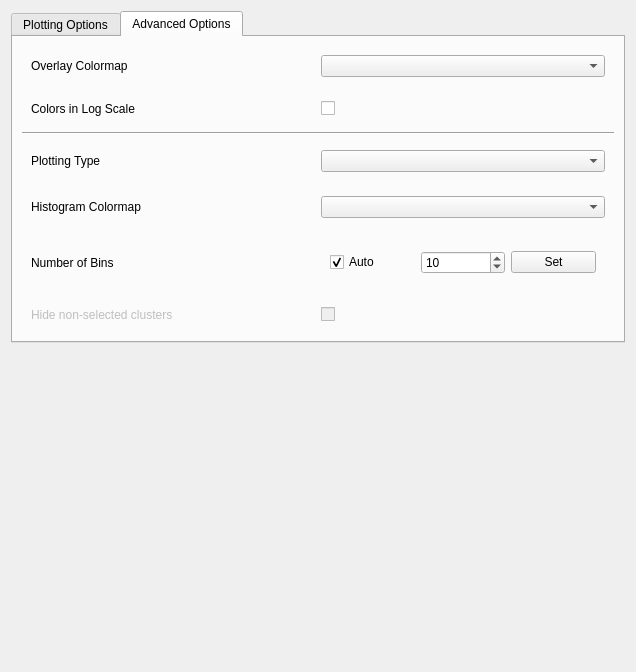
This is src/napari_clusters_plotter/plotter_inputs.ui in BiAPoL/napari-clusters-plotter as Qt 5 draws it before an edit. The edited form follows.
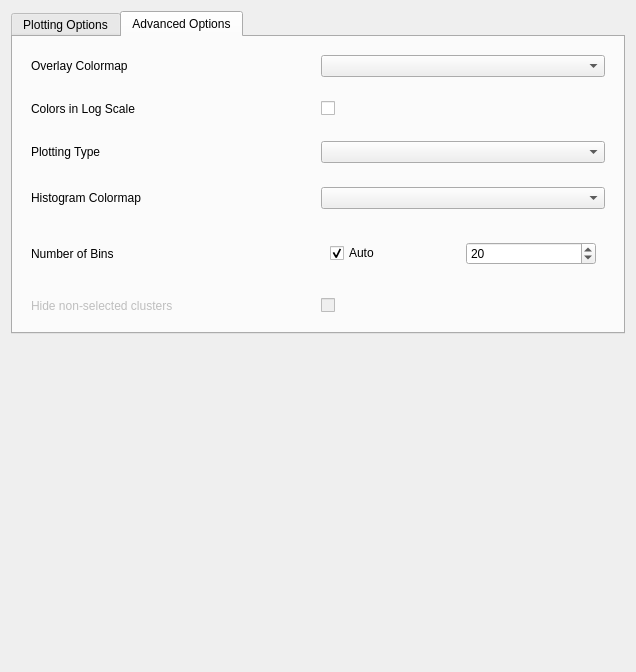
This is the edited form. The open tabs and pages were chosen to show the change.

Commit message: Remove "Set" PushButton (bins are automatically updated upon changing bins SpinBox

What changed in the file:
```diff
--- a/src/napari_clusters_plotter/plotter_inputs.ui
+++ b/src/napari_clusters_plotter/plotter_inputs.ui
@@ -23,7 +23,7 @@
       </sizepolicy>
      </property>
      <property name="currentIndex">
-      <number>1</number>
+      <number>0</number>
      </property>
      <widget class="QWidget" name="plotting_options">
       <attribute name="title">
@@ -84,7 +84,7 @@
        <string>Advanced Options</string>
       </attribute>
       <layout class="QGridLayout" name="gridLayout_3">
-       <item row="3" column="0" colspan="4">
+       <item row="3" column="0" colspan="2">
         <widget class="QWidget" name="log_scale_container" native="true">
          <property name="enabled">
           <bool>true</bool>
@@ -116,7 +116,7 @@
          </layout>
         </widget>
        </item>
-       <item row="5" column="0" colspan="4">
+       <item row="4" column="0" colspan="2">
         <widget class="QWidget" name="plotting_type_container" native="true">
          <layout class="QGridLayout" name="gridLayout">
           <item row="0" column="1">
@@ -139,7 +139,7 @@
          </layout>
         </widget>
        </item>
-       <item row="2" column="0" colspan="4">
+       <item row="2" column="0" colspan="2">
         <widget class="QWidget" name="overlay_cmap_container" native="true">
          <layout class="QGridLayout" name="gridLayout_6">
           <item row="1" column="1">
@@ -159,7 +159,7 @@
          </layout>
         </widget>
        </item>
-       <item row="7" column="0" colspan="4">
+       <item row="6" column="0" colspan="2">
         <widget class="QWidget" name="bins_settings_container" native="true">
          <property name="enabled">
           <bool>true</bool>
@@ -200,20 +200,10 @@
                 <number>1</number>
                </property>
                <property name="maximum">
-                <number>1000</number>
+                <number>10000</number>
                </property>
                <property name="value">
-                <number>10</number>
-               </property>
-              </widget>
-             </item>
-             <item>
-              <widget class="QPushButton" name="set_bins_button">
-               <property name="enabled">
-                <bool>true</bool>
-               </property>
-               <property name="text">
-                <string>Set</string>
+                <number>20</number>
                </property>
               </widget>
              </item>
@@ -223,7 +213,7 @@
          </layout>
         </widget>
        </item>
-       <item row="6" column="0" colspan="4">
+       <item row="5" column="0" colspan="2">
         <widget class="QWidget" name="cmap_container" native="true">
          <layout class="QGridLayout" name="gridLayout_7">
           <item row="0" column="0">
@@ -243,7 +233,7 @@
          </layout>
         </widget>
        </item>
-       <item row="8" column="0" colspan="4">
+       <item row="7" column="0" colspan="2">
         <widget class="QWidget" name="additional_options_container" native="true">
          <property name="enabled">
           <bool>false</bool>
@@ -266,13 +256,6 @@
          </layout>
         </widget>
        </item>
-       <item row="4" column="0" colspan="4">
-        <widget class="Line" name="line">
-         <property name="orientation">
-          <enum>Qt::Horizontal</enum>
-         </property>
-        </widget>
-       </item>
       </layout>
      </widget>
     </widget>
```
